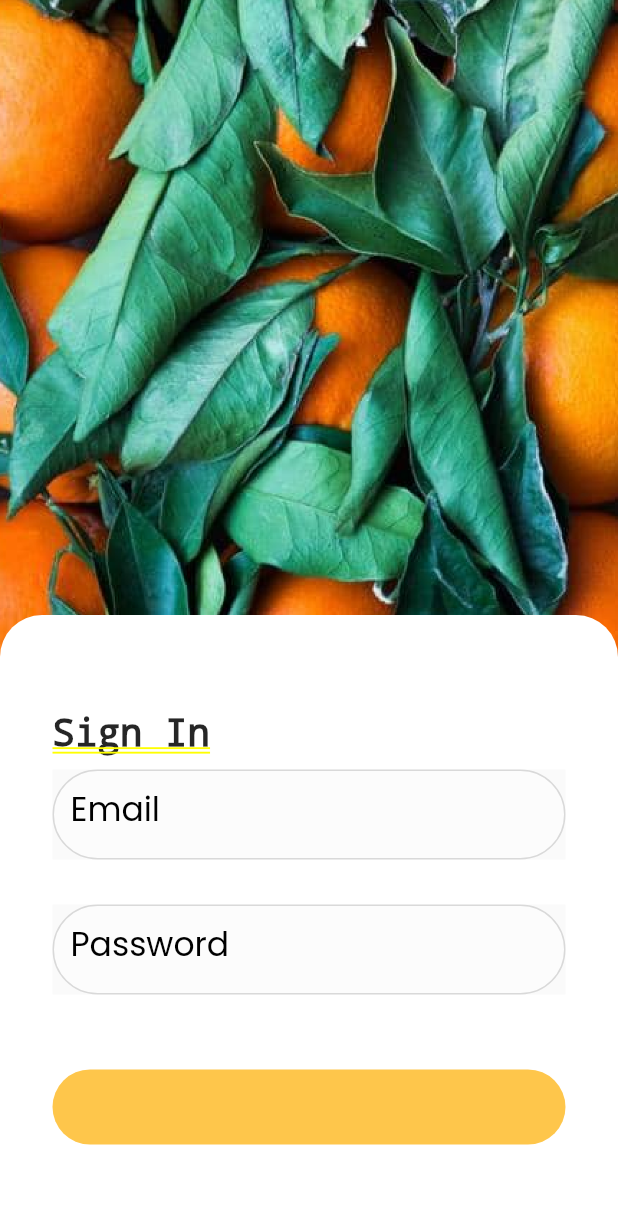
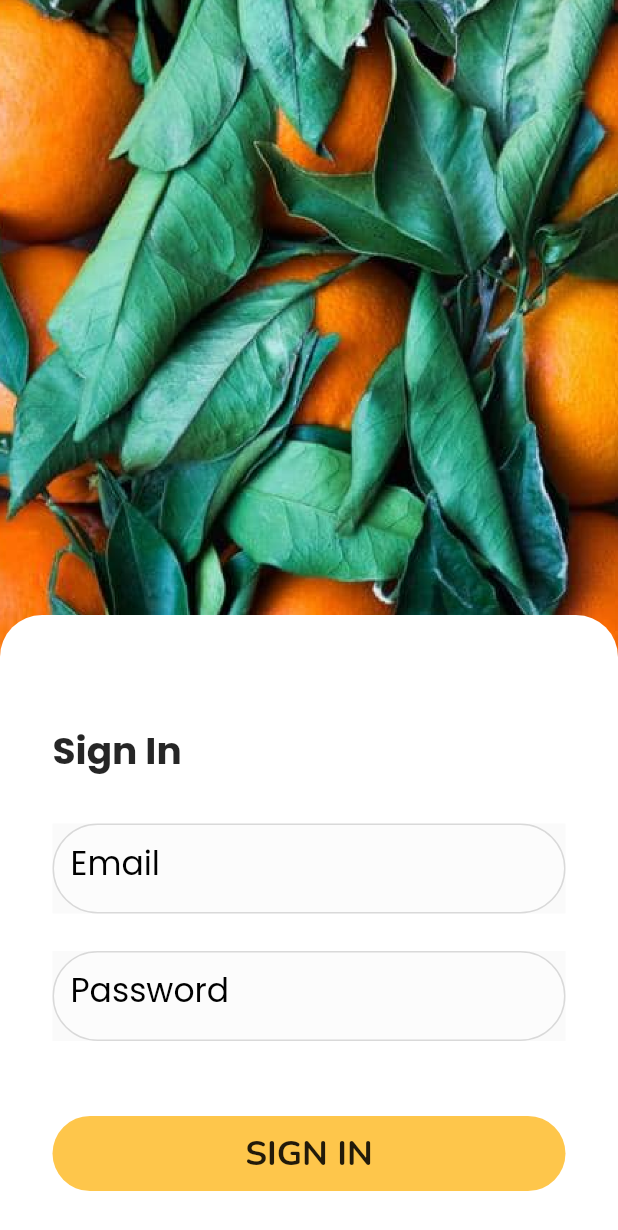
Before and after one commit to tizibienvenus/groceryapp, a Flutter app: the screen it shows after launch, on a phone screen of 412 x 824 dp. Shown: the top 1230 px of the screen. Run offline on Flutter 3.47's test engine with Material 2 defaults, Android fonts, the phone set to English and light mode, and no system bars; our stand-ins replace flutter_svg, google_fonts.

Commit message:
Details Screen completly

```diff
--- a/lib/components/textfield.dart
+++ b/lib/components/textfield.dart
@@ -15,6 +15,7 @@ class SearchBox extends StatelessWidget {
   //final ValueChanged onChanged;
   final String title;
   final TextEditingController? controler;
+  //final Key
 
   @override
   Widget build(BuildContext context) {
@@ -31,6 +32,8 @@ class SearchBox extends StatelessWidget {
           borderRadius: BorderRadius.circular(30),
         ),
         child: TextField(
+          maxLines: 1,
+          minLines: 1,
           //onChanged: onChanged,
           style: TextStyle(
               color: Colors.black.withOpacity(0.8),
--- a/lib/screens/sign_in/signin.dart
+++ b/lib/screens/sign_in/signin.dart
@@ -1,26 +1,32 @@
 import 'package:flutter/material.dart';
 import 'package:flutter_svg/svg.dart';
+import 'package:google_fonts/google_fonts.dart';
 import 'package:groceryapp/constants.dart';
 import 'package:groceryapp/generated/assets.dart';
+import 'package:groceryapp/screens/details/details_product.dart';
 
 import '../../components/textfield.dart';
 
 class SignInScreen extends StatelessWidget {
   @override
   Widget build(BuildContext context) {
-    return SafeArea(
+    return Scaffold(
       //left: false,
       //right: false,
-      //bottom: false,
+        body: SafeArea(
+          bottom: false,
           top: false,
+          child: Container(
+            height: MediaQuery.of(context).size.height,
             child: Stack(
+              //alignment: AlignmentDirectional.topEnd,
                 children: [
                   Image.asset(Assets.imagesImg),
                   Positioned(
                     top: 410,
                       child: Container(
                         width: MediaQuery.of(context).size.width,
-                    height: MediaQuery.of(context).size.height,
+                        //height: MediaQuery.of(context).size.height,
                           decoration: const BoxDecoration(
                               borderRadius: BorderRadius.only(topLeft: Radius.circular(kDefaultPadding * 1.4), topRight: Radius.circular(kDefaultPadding * 1.4)),
                               color: kPrimaryColor,
@@ -45,16 +51,36 @@ class SignInScreen extends StatelessWidget {
                                   )
                                 ],
                               ),
-                          const SizedBox(height: 10,),
+                              const SizedBox(height: 30,),
                               const SearchBox(title: 'Email'),
-                          const SizedBox(height: 30,),
+                              const SizedBox(height: 25,),
                               const SearchBox(title: 'Password'),
                               const SizedBox(height: 50,),
-                          Container(
+                              InkWell(
+                                onTap: (){
+                                  Navigator.push(
+                                      context,
+                                      MaterialPageRoute(
+                                      builder: (context) => DetailsProductsScreen()
+                                  ),
+                                  );
+                                },
+                                child: Container(
+                                  width: MediaQuery.of(context).size.width,
                                   height: 50,
                                   decoration: BoxDecoration(
                                     color: kMainColor,
                                     borderRadius: BorderRadius.circular(30)
+                                  ),
+                                  child:  Center(
+                                    child: Text(
+                                      'SIGN IN',
+                                      style: GoogleFonts.nunito(
+                                        fontWeight: FontWeight.bold,
+                                        fontSize: 23
+                                      ),
+                                    ),
+                                  ),
                                 ),
                               )
                             ],
@@ -65,6 +91,8 @@ class SignInScreen extends StatelessWidget {
 
                   ),
                 ],
+              ),
+          ),
         ),
        // ),
 
```
Also changed, not shown: lib/screens/details/details_product.dart (+219 -0 lines), lib/generated/assets.dart. Lines whose indentation alone changed are shown as unchanged.
